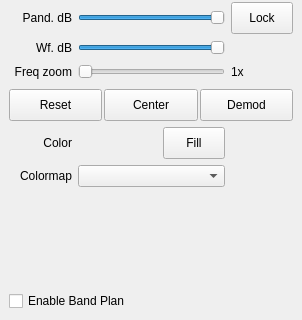
kolbma/gqrx, file src/qtgui/dockfft.ui: the form before one commit; both pictures show x 0 to 302 and y 214 to 534 of the 302 by 534 pixel window.
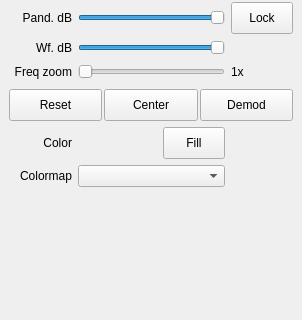
The form after the commit. Icons and pictures are not drawn. Custom widgets are drawn as their Qt base class.

Diff of the .ui file:
```diff
--- a/src/qtgui/dockfft.ui
+++ b/src/qtgui/dockfft.ui
@@ -1106,16 +1106,6 @@
             </property>
            </widget>
           </item>
-          <item row="15" column="0" colspan="4">
-            <widget class="QCheckBox" name="bandPlanCheckbox">
-              <property name="toolTip">
-                <string>Enable Band Plan on bottom of spectrum</string>
-              </property>
-              <property name="text">
-                <string>Enable Band Plan</string>
-              </property>
-            </widget>
-          </item>
          </layout>
         </item>
        </layout>
```
Left out of the diff: 3 changed lines with no effect on the pictures.
